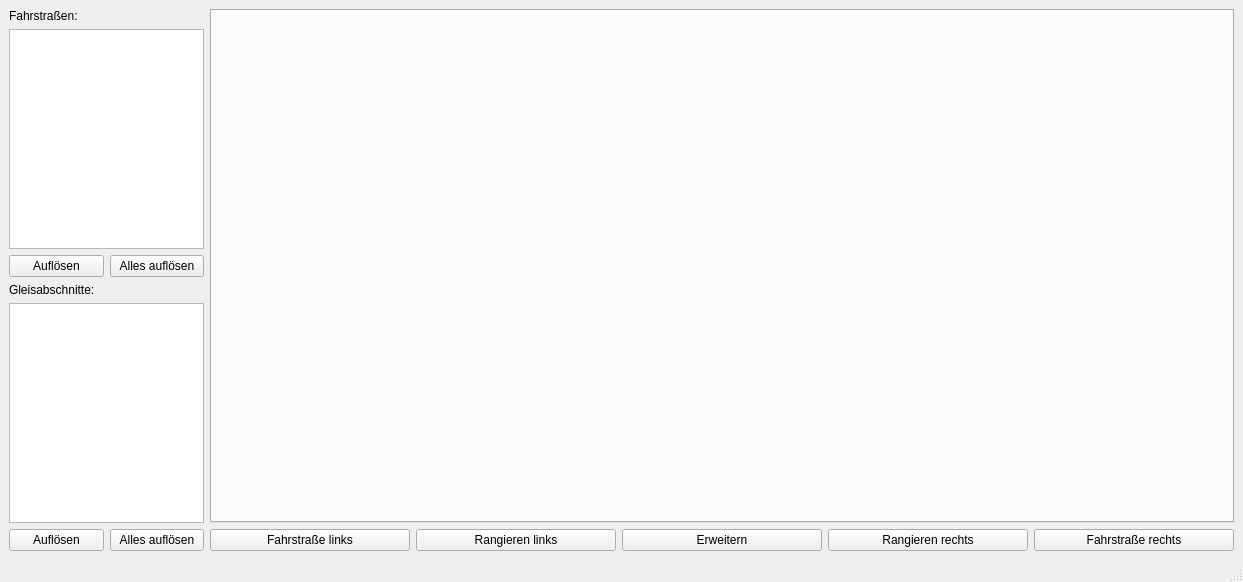
Above: track-control-ng/mainwindow.ui from stmork/mrw-track-control-ng before the change. Below: the same form after it.
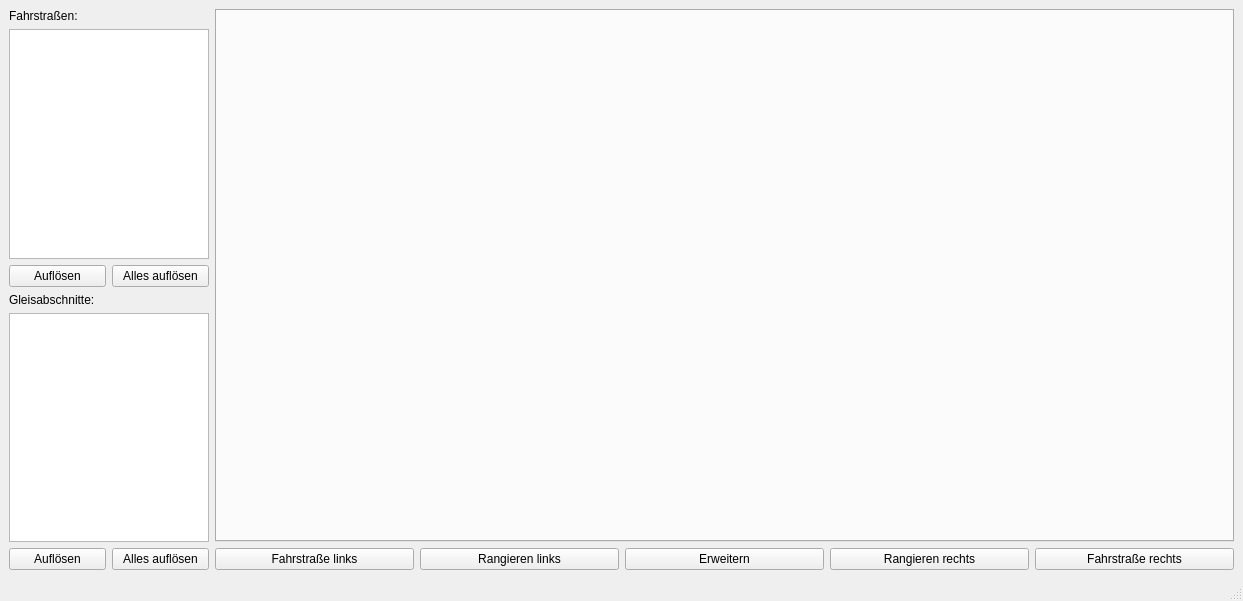
That is the form after the change.

```diff
--- a/track-control-ng/mainwindow.ui
+++ b/track-control-ng/mainwindow.ui
@@ -7,7 +7,7 @@
     <x>0</x>
     <y>0</y>
     <width>1243</width>
-    <height>582</height>
+    <height>601</height>
    </rect>
   </property>
   <property name="windowTitle">
@@ -16,7 +16,7 @@
   <widget class="QWidget" name="centralwidget">
    <layout class="QHBoxLayout" name="horizontalLayout_4">
     <item>
-     <layout class="QVBoxLayout" name="selectionLayout" stretch="0,0">
+     <layout class="QVBoxLayout" name="verticalLayout_3">
       <item>
        <layout class="QVBoxLayout" name="routeLayout">
         <item>
@@ -36,6 +36,8 @@
           </property>
          </widget>
         </item>
+       </layout>
+      </item>
         <item>
          <layout class="QHBoxLayout" name="routeButtonLayout">
           <item>
@@ -54,8 +56,6 @@
           </item>
          </layout>
         </item>
-       </layout>
-      </item>
       <item>
        <layout class="QVBoxLayout" name="sectionLayout">
         <item>
@@ -87,6 +87,8 @@
           </property>
          </widget>
         </item>
+       </layout>
+      </item>
         <item>
          <layout class="QHBoxLayout" name="sectionButtonLayout">
           <item>
@@ -107,15 +109,13 @@
         </item>
        </layout>
       </item>
-     </layout>
-    </item>
     <item>
      <layout class="QVBoxLayout" name="rightLayout">
       <item>
        <widget class="QTabWidget" name="regionTabWidget">
         <property name="minimumSize">
          <size>
-          <width>1024</width>
+          <width>0</width>
           <height>0</height>
          </size>
         </property>
```
Left out of the diff: 6 changed lines with no effect on the pictures. Lines whose indentation alone changed are shown as unchanged.
